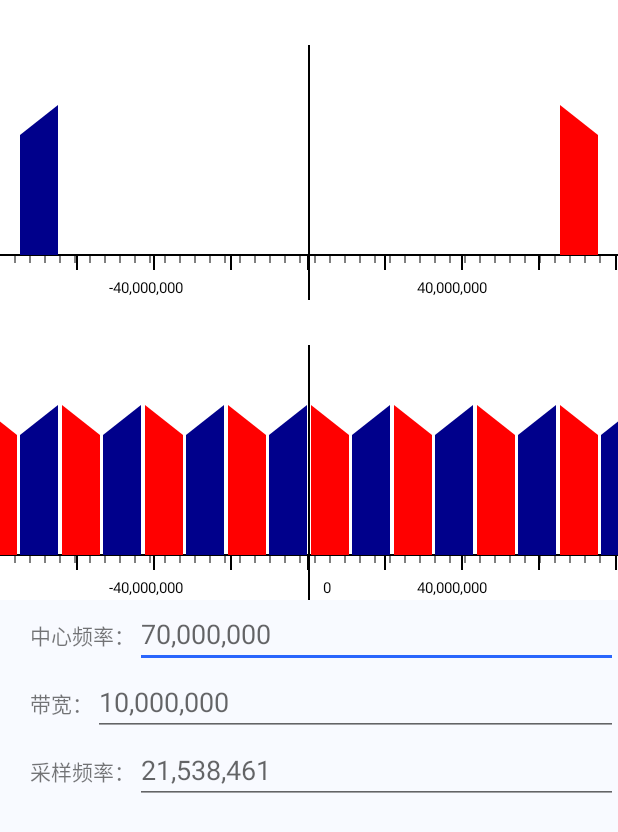
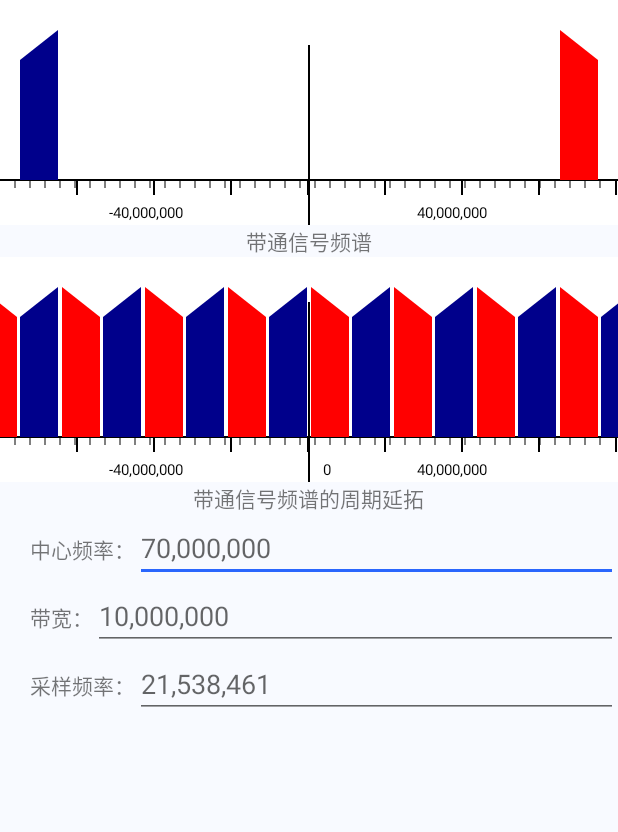
Before and after one commit to uranusTian/economy, an Android app: the screen it shows after launch (ShowFreqActivity), on a phone screen of 412 x 824 dp. Shown: the top 832 px of the screen. Run offline under Robolectric (Android 15) with nearby library versions, the light colour scheme and no system bars; our stand-ins replace ButterKnife, EventBus; libraries missing offline, so code that uses them is left out: com.squareup.leakcanary.

Commit message:
change ui

```diff
--- a/app/src/main/java/com/uranus/economy/util/Util.java
+++ b/app/src/main/java/com/uranus/economy/util/Util.java
@@ -26,7 +26,13 @@ public class Util {
             while(2 * freqLong/(2 * numN + 1) >= bandwidthLong){
                 numN++;
             }
-             return 4 * freqLong/(2 * numN + 1);
+            numN--;
+            long res = 4 * freqLong/(2 * numN + 1);
+            if(res >= 2 * bandwidthLong){
+                return res;
+            } else {
+                return 2 * bandwidthLong;
+            }
         }
         return 1;
     }
--- a/app/src/main/java/com/uranus/economy/views/CoordinateView.java
+++ b/app/src/main/java/com/uranus/economy/views/CoordinateView.java
@@ -15,7 +15,7 @@ import com.uranus.economy.util.Util;
 
 public class CoordinateView extends View {
 
-    private int viewHeight = 200;
+    private int viewHeight = 150;
     private int viewBottomHeight = 30;
     private long freq = 70000000;
     private long showValue = 40000000;
--- a/app/src/main/java/com/uranus/economy/views/PeriodView.java
+++ b/app/src/main/java/com/uranus/economy/views/PeriodView.java
@@ -16,7 +16,7 @@ import com.uranus.economy.util.Util;
 
 public class PeriodView extends View {
 
-    private int viewHeight = 200;
+    private int viewHeight = 150;
     private int viewBottomHeight = 30;
     private long freq = 70000000;
     private long bandwidth = 10000000;
--- a/app/src/main/res/layout/activity_show_freq.xml
+++ b/app/src/main/res/layout/activity_show_freq.xml
@@ -14,14 +14,24 @@
         <com.uranus.economy.views.CoordinateView
             android:id="@+id/pic1"
             android:layout_width="match_parent"
-            android:layout_height="200dp"
+            android:layout_height="150dp"
             android:background="#ffffff" />
+        <TextView
+            android:layout_width="wrap_content"
+            android:layout_height="wrap_content"
+            android:layout_gravity="center_horizontal"
+            android:text="带通信号频谱" />
 
         <com.uranus.economy.views.PeriodView
             android:id="@+id/pic2"
             android:layout_width="match_parent"
-            android:layout_height="200dp"
+            android:layout_height="150dp"
             android:background="#ffffff" />
+        <TextView
+            android:layout_width="wrap_content"
+            android:layout_height="wrap_content"
+            android:layout_gravity="center_horizontal"
+            android:text="带通信号频谱的周期延拓" />
 
         <LinearLayout
             android:layout_width="match_parent"
```
